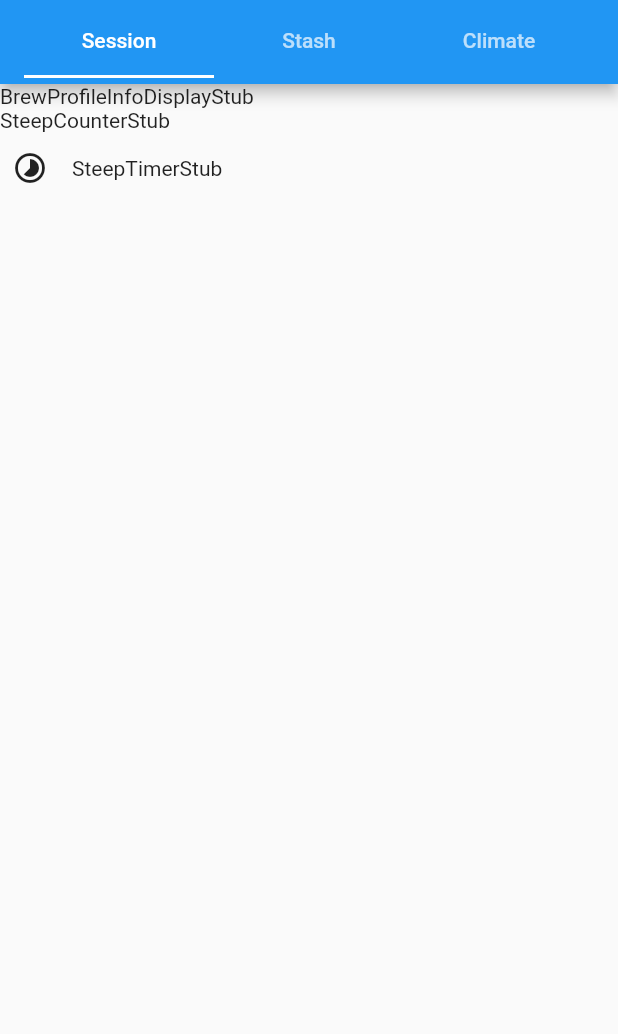
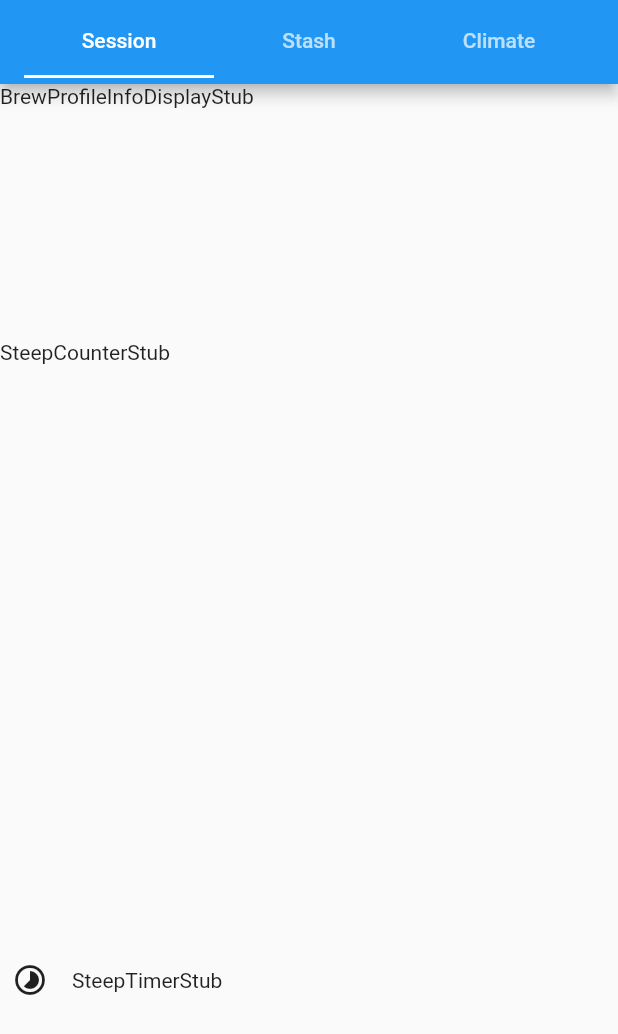
Before and after one commit to AJExtravaganza/firstapp, a Flutter app: the screen it shows after launch, on a phone screen of 412 x 824 dp. Shown: the top 1034 px of the screen. Run offline on Flutter 3.47's test engine with Material 2 defaults, Android fonts, the phone set to English and light mode, and no system bars; our stand-ins replace charts_flutter.

Commit message:
Implemented basic SessionsView Layout

```diff
--- a/lib/teasessions/teasessions.dart
+++ b/lib/teasessions/teasessions.dart
@@ -20,9 +20,18 @@ class _SessionsView extends State<SessionsView> {
     return Column(
         crossAxisAlignment: CrossAxisAlignment.start,
         children: <Widget>[
-          BrewProfileInfoDisplay(),
-          SteepCounter(),
-          SteepTimer(),
+          Expanded(
+            flex: 2,
+            child: BrewProfileInfoDisplay(),
+          ),
+          Expanded(
+            flex: 3,
+            child: SteepCounter(),
+          ),
+          Expanded(
+            flex: 4,
+            child: SteepTimer(),
+          )
         ]);
   }
 }
```
